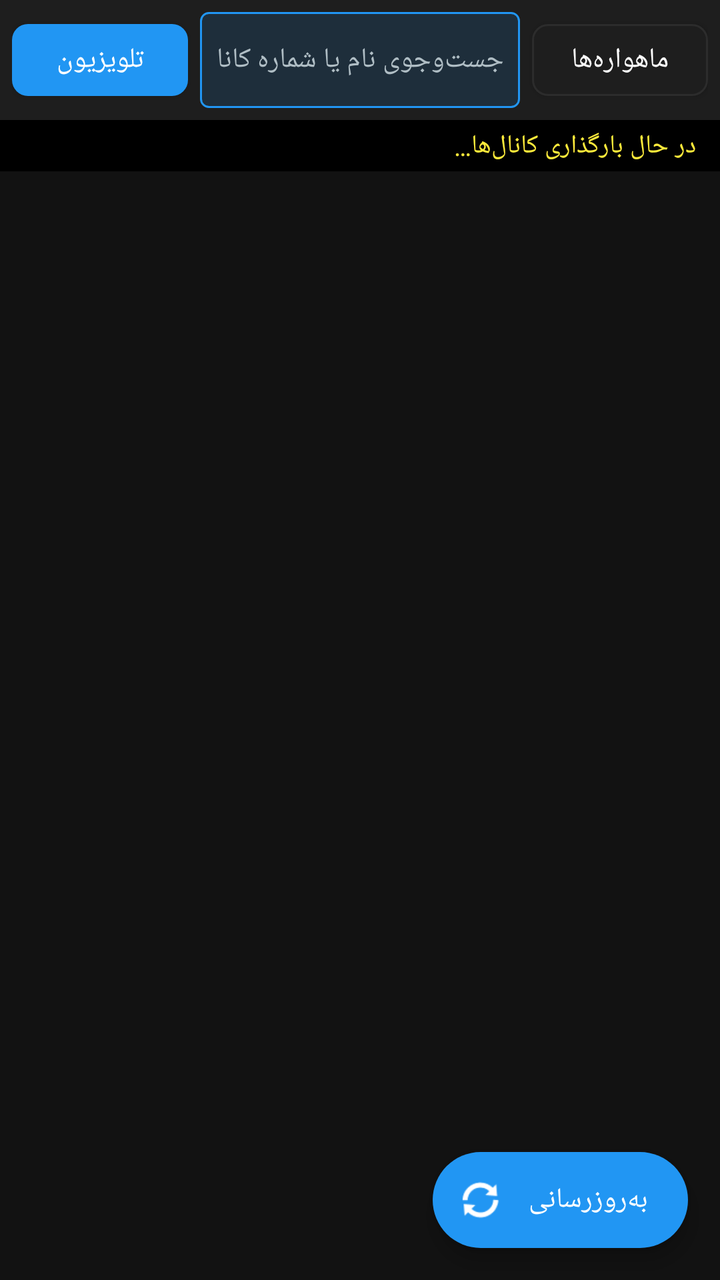
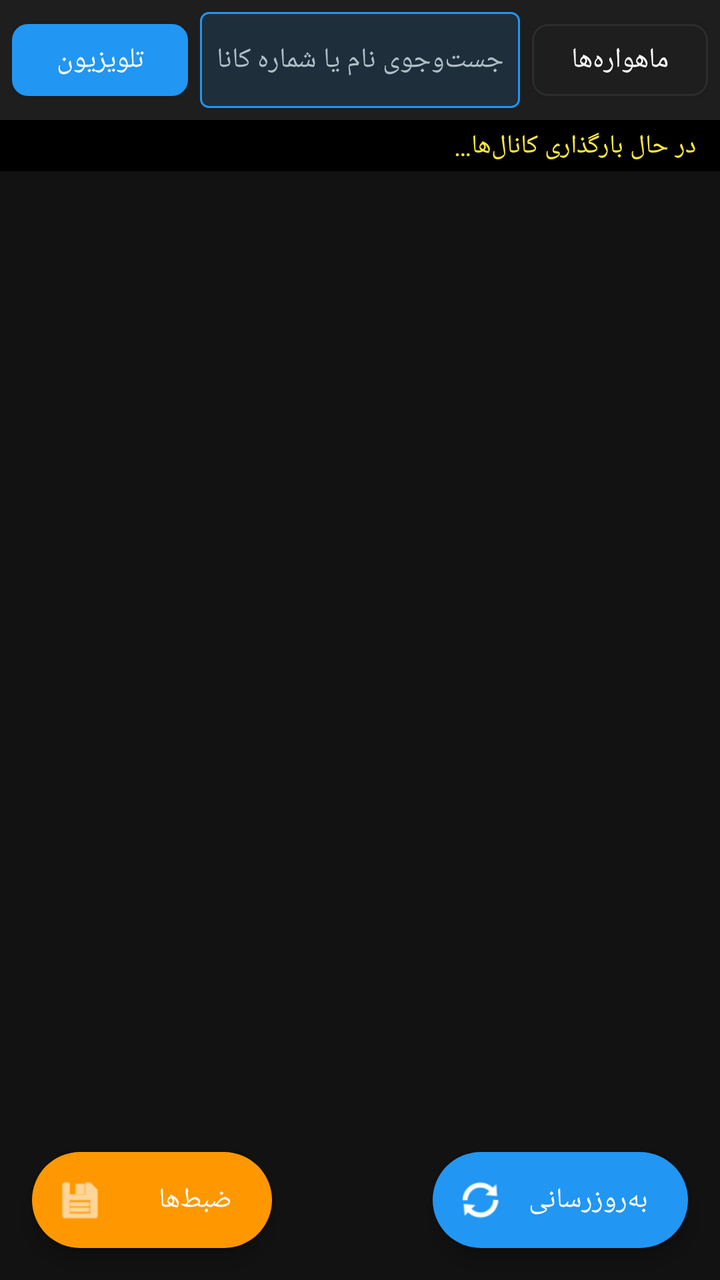

Before-and-after screenshots of an Android layout around one commit, followed by the original layout XML and the change that was made.
<!-- AndroidManifest.xml: application theme Theme.GMScreenAccessible -->
<!-- res/layout/fragment_channels.xml -->
<?xml version="1.0" encoding="utf-8"?>
<LinearLayout xmlns:android="http://schemas.android.com/apk/res/android"
    xmlns:app="http://schemas.android.com/apk/res-auto"
    android:layout_width="match_parent"
    android:layout_height="match_parent"
    android:orientation="vertical"
    android:background="@color/dark_bg">

    
    <LinearLayout
        android:layout_width="match_parent"
        android:layout_height="wrap_content"
        android:orientation="horizontal"
        android:gravity="center_vertical"
        android:background="@color/card_bg"
        android:padding="6dp">

        
        <com.google.android.material.button.MaterialButton
            android:id="@+id/btnTvRadioToggle"
            android:layout_width="wrap_content"
            android:layout_height="48dp"
            android:text="@string/mode_tv"
            android:contentDescription="تغییر حالت به رادیو یا تلویزیون"
            android:textColor="@color/white"
            android:textSize="14sp"
            app:backgroundTint="@color/primary"
            app:cornerRadius="8dp" />

        
        <LinearLayout
            android:layout_width="0dp"
            android:layout_height="48dp"
            android:layout_weight="1"
            android:orientation="horizontal"
            android:gravity="center_vertical"
            android:background="@drawable/badge_bg"
            android:layout_marginHorizontal="6dp"
            android:paddingHorizontal="8dp">

            <EditText
                android:id="@+id/edtSearch"
                android:layout_width="0dp"
                android:layout_height="match_parent"
                android:layout_weight="1"
                android:background="@null"
                android:hint="@string/search_channels_hint"
                android:textColorHint="@color/text_secondary"
                android:textColor="@color/text_primary"
                android:textSize="14sp"
                android:singleLine="true"
                android:imeOptions="actionSearch" />

            
            <ImageButton
                android:id="@+id/btnClearSearch"
                android:layout_width="36dp"
                android:layout_height="36dp"
                android:background="?attr/selectableItemBackgroundBorderless"
                android:src="@android:drawable/ic_menu_close_clear_cancel"
                android:contentDescription="@string/btn_clear_search"
                android:visibility="gone"
                app:tint="@color/text_secondary" />
        </LinearLayout>

        
        <com.google.android.material.button.MaterialButton
            android:id="@+id/btnSatelliteFilter"
            android:layout_width="wrap_content"
            android:layout_height="48dp"
            android:text="ماهواره‌ها"
            android:contentDescription="انتخاب و فیلتر ماهواره"
            android:textColor="@color/text_primary"
            android:textSize="14sp"
            app:strokeColor="@color/divider"
            app:strokeWidth="1dp"
            app:backgroundTint="@color/card_bg"
            app:cornerRadius="8dp" />

    </LinearLayout>

    
    <TextView
        android:id="@+id/txtChannelCount"
        android:layout_width="match_parent"
        android:layout_height="wrap_content"
        android:background="@color/black"
        android:paddingHorizontal="12dp"
        android:paddingVertical="4dp"
        android:text="در حال بارگذاری کانال‌ها…"
        android:textColor="@color/accent_yellow"
        android:textSize="13sp"
        android:focusable="true" />

    
    <LinearLayout
        android:id="@+id/containerPlayer"
        android:layout_width="match_parent"
        android:layout_height="wrap_content"
        android:orientation="vertical"
        android:background="@color/black"
        android:visibility="gone">

        <LinearLayout
            android:layout_width="match_parent"
            android:layout_height="wrap_content"
            android:orientation="horizontal"
            android:gravity="center_vertical"
            android:padding="6dp">

            <TextView
                android:id="@+id/txtPlayerTitle"
                android:layout_width="0dp"
                android:layout_height="wrap_content"
                android:layout_weight="1"
                android:text="پخش زنده"
                android:textColor="@color/white"
                android:textSize="15sp"
                android:textStyle="bold" />

            <com.google.android.material.button.MaterialButton
                android:id="@+id/btnStopPlayer"
                android:layout_width="wrap_content"
                android:layout_height="40dp"
                android:text="@string/btn_stop_stream"
                android:textColor="@color/white"
                android:textSize="12sp"
                app:backgroundTint="@color/accent_red"
                app:cornerRadius="6dp" />
        </LinearLayout>

        <androidx.media3.ui.PlayerView
            android:id="@+id/playerView"
            android:layout_width="match_parent"
            android:layout_height="220dp"
            app:use_controller="true" />
    </LinearLayout>

    
    <FrameLayout
        android:layout_width="match_parent"
        android:layout_height="0dp"
        android:layout_weight="1">

        <androidx.recyclerview.widget.RecyclerView
            android:id="@+id/recyclerViewChannels"
            android:layout_width="match_parent"
            android:layout_height="match_parent"
            android:paddingVertical="4dp"
            android:clipToPadding="false" />

        <com.google.android.material.floatingactionbutton.ExtendedFloatingActionButton
            android:id="@+id/fabRefreshChannels"
            android:layout_width="wrap_content"
            android:layout_height="wrap_content"
            android:layout_gravity="bottom|end"
            android:layout_margin="16dp"
            android:text="به‌روزرسانی"
            android:contentDescription="به‌روزرسانی لیست شبکه‌ها از رسیور"
            android:textColor="@color/white"
            app:icon="@android:drawable/ic_popup_sync"
            app:iconTint="@color/white"
            app:backgroundTint="@color/primary" />

    </FrameLayout>

</LinearLayout>
<!-- resources referenced by this layout -->
<resources>
  <color name="accent_red">#FFF44336</color>
  <color name="accent_yellow">#FFFFEB3B</color>
  <color name="black">#FF000000</color>
  <color name="card_bg">#FF1E1E1E</color>
  <color name="dark_bg">#FF121212</color>
  <color name="divider">#FF2C2C2C</color>
  <color name="primary">#FF2196F3</color>
  <color name="text_primary">#FFFFFFFF</color>
  <color name="text_secondary">#FFB0BEC5</color>
  <color name="white">#FFFFFFFF</color>
  <!-- drawable badge_bg (drawable) -->
  <?xml version="1.0" encoding="utf-8"?>
  <shape xmlns:android="http://schemas.android.com/apk/res/android"
      android:shape="rectangle">
      <corners android:radius="4dp" />
      <stroke android:width="1dp" android:color="@color/primary" />
      <solid android:color="#222196F3" />
  </shape>
  <string name="btn_clear_search">پاک کردن متن جست‌وجو</string>
  <string name="btn_stop_stream">توقف پخش زنده</string>
  <string name="mode_tv">تلویزیون</string>
  <string name="search_channels_hint">جست‌وجوی نام یا شماره کانال…</string>
  <style name="Theme.GMScreenAccessible" parent="Theme.MaterialComponents.DayNight.NoActionBar">
          <item name="colorPrimary">@color/primary</item>
          <item name="colorPrimaryVariant">@color/primary_variant</item>
          <item name="colorOnPrimary">@color/white</item>
          <item name="colorSecondary">@color/secondary</item>
          <item name="android:statusBarColor">@color/dark_bg</item>
          <item name="android:windowBackground">@color/dark_bg</item>
      </style>
  <color name="primary_variant">#FF1976D2</color>
  <color name="secondary">#FFFF9800</color>
</resources>

<!-- the commit's change to res/layout/fragment_channels.xml (unified diff, before → after) -->
@@ -150,6 +150,19 @@
             android:clipToPadding="false" />
 
         <com.google.android.material.floatingactionbutton.ExtendedFloatingActionButton
+            android:id="@+id/fabRecordings"
+            android:layout_width="wrap_content"
+            android:layout_height="wrap_content"
+            android:layout_gravity="bottom|start"
+            android:layout_margin="16dp"
+            android:text="ضبط‌ها"
+            android:contentDescription="مشاهده فایل‌های ضبط‌شده در حافظه گوشی"
+            android:textColor="@color/white"
+            app:icon="@android:drawable/ic_menu_save"
+            app:iconTint="@color/white"
+            app:backgroundTint="@color/secondary" />
+
+        <com.google.android.material.floatingactionbutton.ExtendedFloatingActionButton
             android:id="@+id/fabRefreshChannels"
             android:layout_width="wrap_content"
             android:layout_height="wrap_content"
